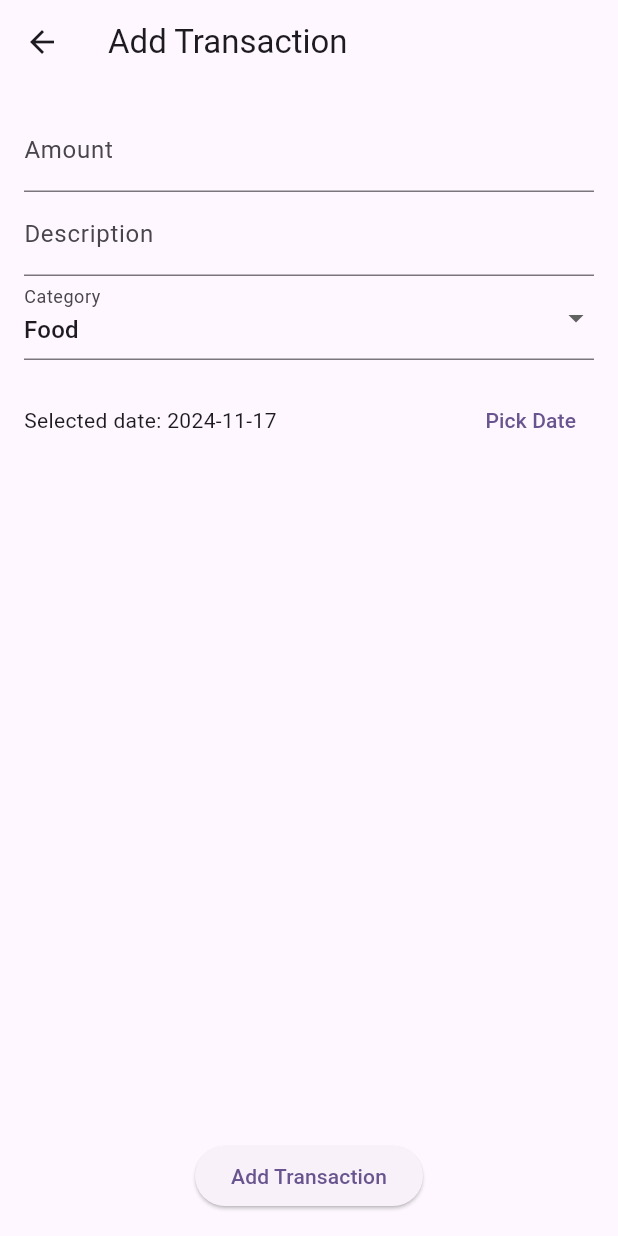
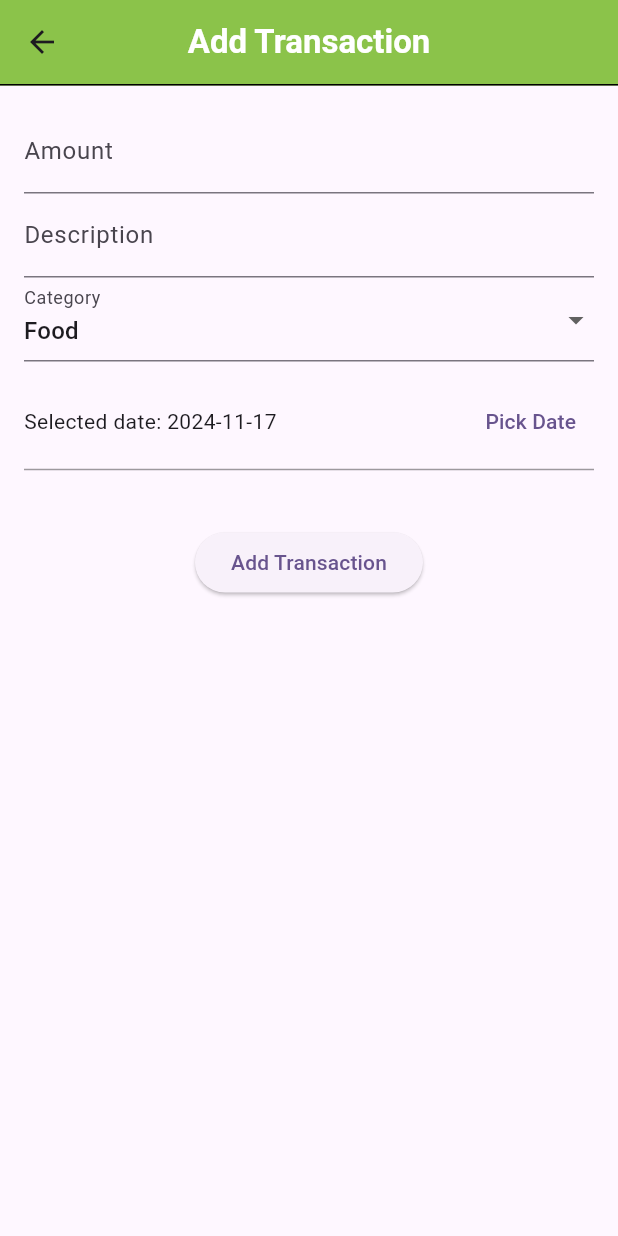
Before and after one commit to Spartakm67/flutter_home_work10, a Flutter app: the UserTransactionsScreen screen opened by its route, after a tap on the "add" icon, on a phone screen of 412 x 824 dp. Run offline on Flutter 3.47's test engine with Material 3 defaults, Android fonts, the phone set to English and light mode, and no system bars; our stand-ins replace flutter_mobx, hive, hive_flutter, mobx; accounts and stored records are empty; generated files the repository leaves out were written again.

Commit message:
Styles updated

```diff
--- a/lib/stores/transaction_store.dart
+++ b/lib/stores/transaction_store.dart
@@ -21,6 +21,8 @@ abstract class TransactionStoreBase with Store {
     'Clothing',
     'Financial',
     'Car',
+    'Wage',
+    'Other income',
   ]);
 
   @observable
--- a/lib/widgets/transaction_form_add.dart
+++ b/lib/widgets/transaction_form_add.dart
@@ -11,7 +11,22 @@ class TransactionFormAdd extends StatelessWidget {
   @override
   Widget build(BuildContext context) {
     return Scaffold(
-      appBar: AppBar(title: const Text('Add Transaction')),
+      appBar: AppBar(
+        backgroundColor: Colors.lightGreen,
+        title: const Text(
+          'Add Transaction',
+          style: TextStyle(
+              fontSize: 22, fontWeight: FontWeight.bold, color: Colors.white),
+        ),
+        centerTitle: true,
+        bottom: PreferredSize(
+          preferredSize: const Size.fromHeight(1.0),
+          child: Container(
+            color: Colors.black,
+            height: 1.0,
+          ),
+        ),
+      ),
       body: Padding(
         padding: const EdgeInsets.all(16.0),
         child: Form(
@@ -56,10 +71,12 @@ class TransactionFormAdd extends StatelessWidget {
                         ? null
                         : transactionStore.selectedCategory,
                     items: transactionStore.categories
-                        .map((category) => DropdownMenuItem(
-                      value: category,
-                      child: Text(category),
-                    ),)
+                        .map(
+                          (category) => DropdownMenuItem(
+                            value: category,
+                            child: Text(category),
+                          ),
+                        )
                         .toList(),
                     onChanged: transactionStore.updateCategory,
                     decoration: const InputDecoration(labelText: 'Category'),
@@ -90,7 +107,13 @@ class TransactionFormAdd extends StatelessWidget {
                   ),
                 ],
               ),
-              const Spacer(),
+              const Divider(
+                color: Colors.black38,
+                thickness: 1.0,
+              ),
+              const SizedBox(
+                height: 30,
+              ),
               ElevatedButton(
                 onPressed: () {
                   if (transactionStore.amount > 0 &&
@@ -107,7 +130,9 @@ class TransactionFormAdd extends StatelessWidget {
                     Navigator.of(context).pushNamed('/transactions');
                   } else {
                     ScaffoldMessenger.of(context).showSnackBar(
-                      const SnackBar(content: Text('Please fill in all fields')),
+                      const SnackBar(
+                        content: Text('Please fill in all fields'),
+                      ),
                     );
                   }
                 },
@@ -119,6 +144,7 @@ class TransactionFormAdd extends StatelessWidget {
       ),
     );
   }
+
   void _pickDate(BuildContext context) async {
     final pickedDate = await showDatePicker(
       context: context,
```
